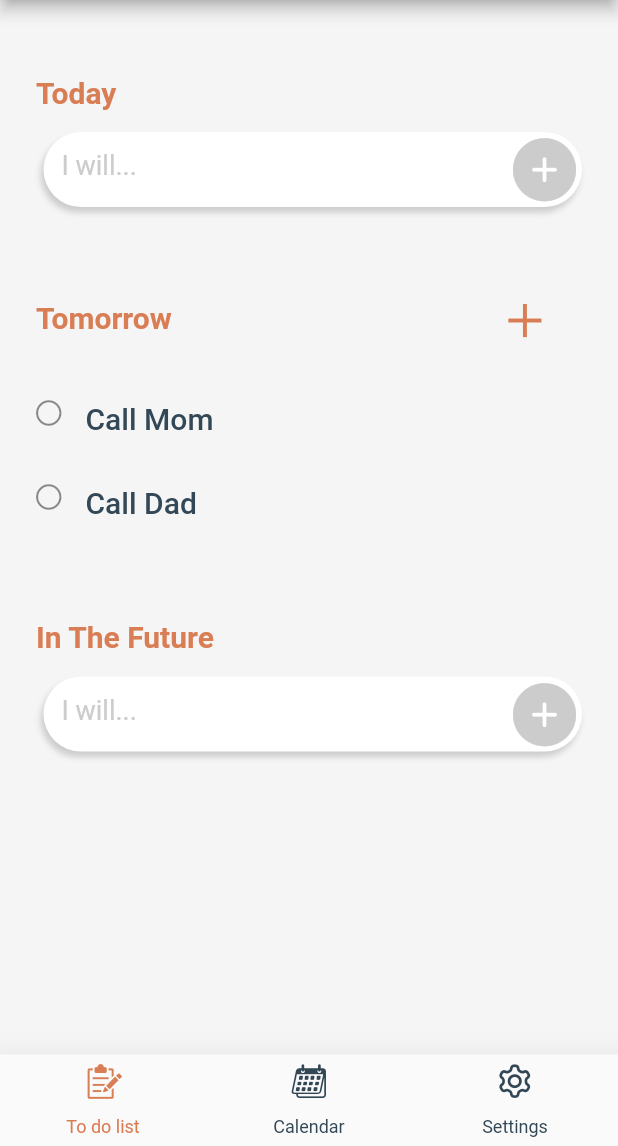
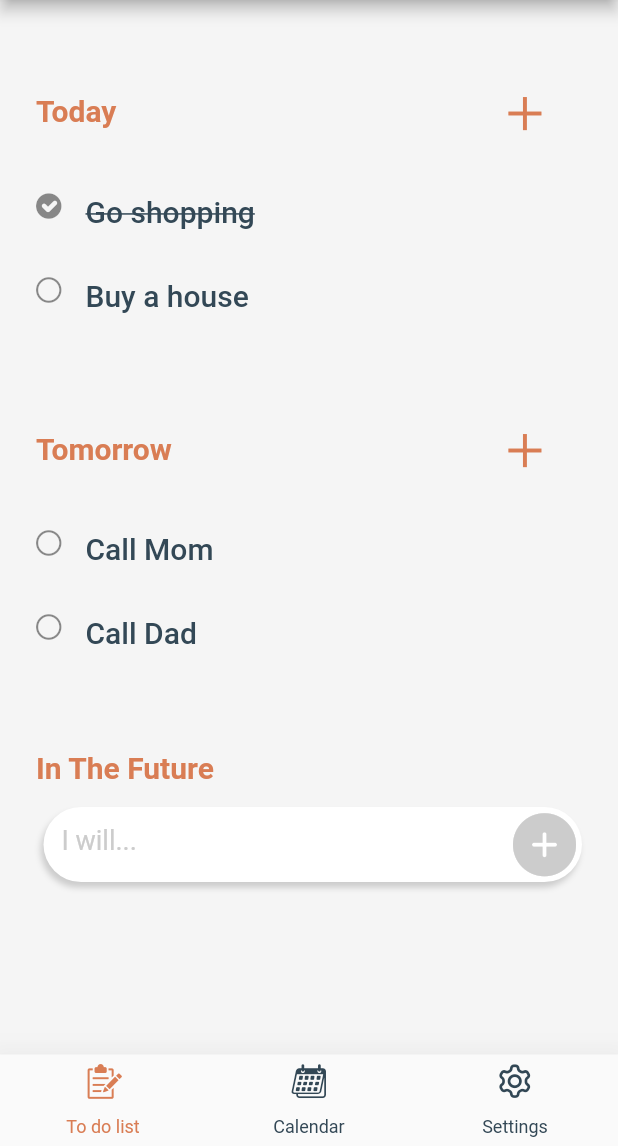
Before and after one commit to zmoghbel/ZiPlanner, a Flutter app: the screen it shows after launch, on a phone screen of 412 x 824 dp, the part 90-1236 px from its top. Run offline on Flutter 3.47's test engine with Material 2 defaults, Android fonts, the phone set to English and light mode, and no system bars; drawn by our look-alikes of flutter_slidable; our stand-ins replace flutter_advanced_switch.

Commit message:
Making TodoData Singleton

```diff
--- a/lib/models/todo-data.dart
+++ b/lib/models/todo-data.dart
@@ -5,17 +5,25 @@ import 'package:ziplanner/models/todo.dart';
 final now = DateTime.now();
 
 class TodoData extends ChangeNotifier {
+  static final TodoData _todoData = TodoData._internal();
+
+  factory TodoData() {
+    return _todoData;
+  }
+
+  TodoData._internal();
+
   List<Todo> todayTodos = [
-    // Todo(
-    //   name: 'Go shopping',
-    //   isDone: true,
-    //   time: DateTime(now.year, now.month, now.day),
-    // ),
-    // Todo(
-    //   name: 'Go shopping',
-    //   isDone: true,
-    //   time: DateTime(now.year, now.month, now.day),
-    // ),
+    Todo(
+      name: 'Go shopping',
+      isDone: true,
+      time: DateTime(now.year, now.month, now.day),
+    ),
+    Todo(
+      name: 'Buy a house',
+      isDone: false,
+      time: DateTime(now.year, now.month, now.day),
+    ),
   ];
 
   // UnmodifiableListView<Todo> get todayTodos {
--- a/lib/pages/todo-page.dart
+++ b/lib/pages/todo-page.dart
@@ -21,13 +21,13 @@ class ToDoPage extends StatelessWidget {
                   children: [
                     todoData.todayTodos.isEmpty
                         ? EmptyDayList('Today')
-                        : FilledDayList('Today', TodoData().todayTodos),
+                        : FilledDayList('Today', todoData.todayTodos),
                     todoData.tommorrowTodos.isEmpty
                         ? EmptyDayList('Tomorrow')
-                        : FilledDayList('Tomorrow', TodoData().tommorrowTodos),
+                        : FilledDayList('Tomorrow', todoData.tommorrowTodos),
                     todoData.futureTodos.isEmpty
                         ? EmptyDayList('In The Future')
-                        : FilledDayList('In The Future', TodoData().futureTodos)
+                        : FilledDayList('In The Future', todoData.futureTodos)
                   ],
                 );
               },
```
